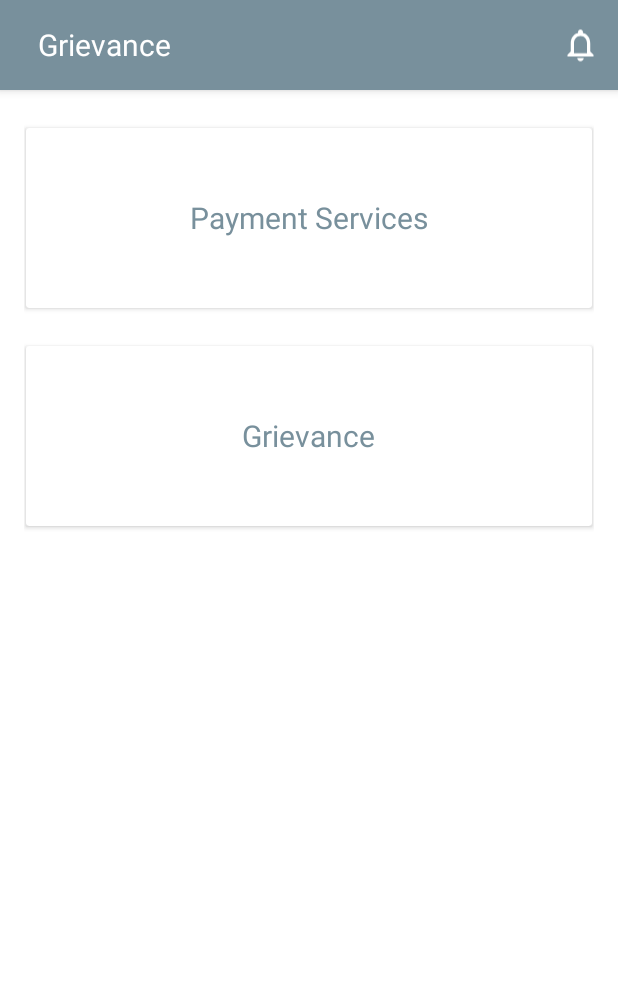
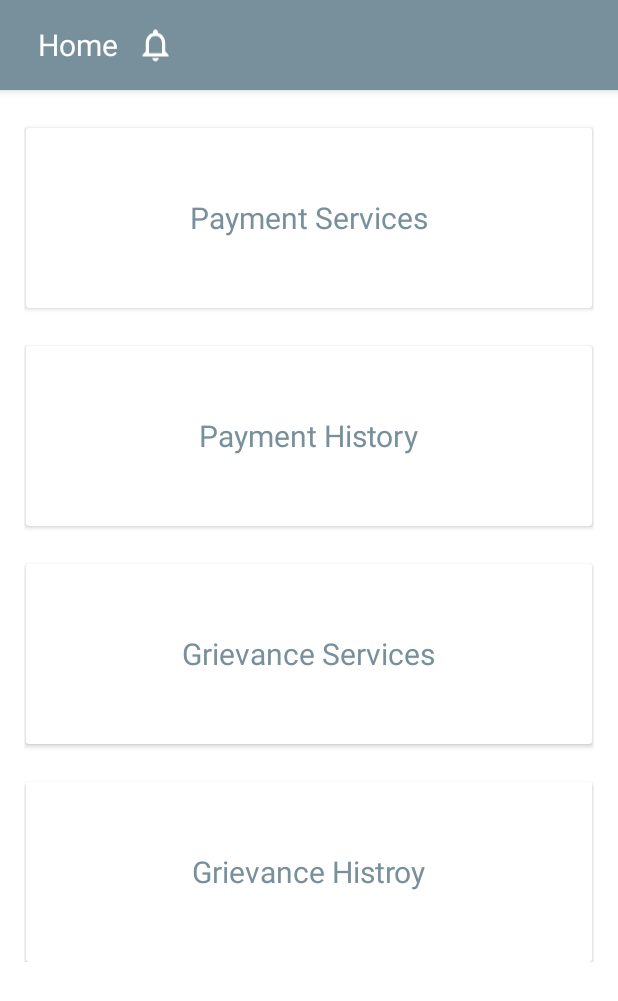
Before and after one commit to abhilashlohar/emitra_app, an Android app: the layout activity_home.xml on its own in the app's theme, with its tools: preview values and no code run, on a phone screen of 412 x 824 dp. Shown: the top 1001 px of the screen. Run offline under Robolectric (Android 15) with nearby library versions, the phone set to English and light mode, and no system bars.

Commit message:
First Commit

```diff
--- a/app/src/main/res/layout/activity_home.xml
+++ b/app/src/main/res/layout/activity_home.xml
@@ -1,9 +1,9 @@
 <?xml version="1.0" encoding="utf-8"?>
 <android.support.design.widget.CoordinatorLayout
 
-    android:id="@+id/main_content"
     xmlns:android="http://schemas.android.com/apk/res/android"
     xmlns:app="http://schemas.android.com/apk/res-auto"
+    android:id="@+id/main_content"
     android:layout_width="match_parent"
     android:layout_height="match_parent"
     android:background="@color/white">
@@ -27,16 +27,16 @@
                 android:layout_height="match_parent"
                 android:paddingLeft="12dp"
                 android:paddingRight="12dp"
-                android:visibility="gone"/>
+                android:visibility="gone" />
 
             <TextView
                 android:id="@+id/textViewTitle"
                 android:layout_width="wrap_content"
                 android:layout_height="wrap_content"
                 android:layout_marginLeft="25dp"
-                android:text="@string/app_name"
+                android:text="@string/Home"
                 android:textColor="@color/white"
-                android:textSize="20sp"/>
+                android:textSize="20sp" />
 
             <RelativeLayout
                 android:layout_width="match_parent"
@@ -46,21 +46,20 @@
                     android:id="@+id/imgNotification"
                     android:layout_width="50dp"
                     android:layout_height="match_parent"
-                    android:layout_alignParentRight="true"
                     android:layout_toLeftOf="@+id/imgMore"
                     android:paddingLeft="12dp"
                     android:paddingRight="12dp"
-                    android:src="@drawable/ic_notifications_none_black_24dp"/>
+                    android:src="@drawable/ic_notifications_none_black_24dp" />
 
                 <ImageView
                     android:id="@+id/imgMore"
                     android:layout_width="50dp"
                     android:layout_height="match_parent"
-
+                    android:layout_alignParentRight="true"
                     android:paddingLeft="12dp"
                     android:paddingRight="12dp"
                     android:src="@drawable/ic_more_vert_black_24dp"
-                    android:visibility="gone"/>
+                    android:visibility="gone" />
             </RelativeLayout>
 
 
@@ -68,6 +67,10 @@
 
     </android.support.design.widget.AppBarLayout>
 
+    <android.support.v4.widget.NestedScrollView
+        android:layout_width="match_parent"
+        android:layout_height="match_parent"
+        app:layout_behavior="@string/appbar_scrolling_view_behavior">
 
         <LinearLayout
             android:id="@+id/home"
@@ -78,12 +81,11 @@
             android:layout_marginRight="16dp"
             android:layout_marginStart="16dp"
             android:background="@color/white"
-        android:orientation="vertical"
-        app:layout_behavior="@string/appbar_scrolling_view_behavior">
+            android:orientation="vertical">
 
 
             <android.support.v7.widget.CardView
-            android:id="@+id/cvPayment"
+                android:id="@+id/cvPaymentService"
                 android:layout_width="match_parent"
                 android:layout_height="120dp"
                 android:layout_marginEnd="1dp"
@@ -98,19 +100,19 @@
                     android:layout_height="match_parent">
 
                     <TextView
-                    android:id="@+id/txtPayment"
+                        android:id="@+id/txtPaymentService"
                         android:layout_width="wrap_content"
                         android:layout_height="wrap_content"
                         android:layout_centerInParent="true"
                         android:text="@string/Payment"
                         android:textColor="@color/colorPrimary"
-                    android:textSize="20sp"/>
+                        android:textSize="20sp" />
                 </RelativeLayout>
 
             </android.support.v7.widget.CardView>
 
             <android.support.v7.widget.CardView
-            android:id="@+id/cvGrievance"
+                android:id="@+id/cvPaymentHistroy"
                 android:layout_width="match_parent"
                 android:layout_height="120dp"
                 android:layout_marginEnd="1dp"
@@ -125,16 +127,72 @@
                     android:layout_height="match_parent">
 
                     <TextView
-                    android:id="@+id/txtGrievance"
+                        android:id="@+id/txtPaymentHistory"
                         android:layout_width="wrap_content"
                         android:layout_height="wrap_content"
                         android:layout_centerInParent="true"
-                    android:text="@string/Grievance"
+                        android:text="@string/PaymentHistroy"
                         android:textColor="@color/colorPrimary"
-                    android:textSize="20sp"/>
+                        android:textSize="20sp" />
+                </RelativeLayout>
+
+            </android.support.v7.widget.CardView>
+
+            <android.support.v7.widget.CardView
+                android:id="@+id/cvGrievanceServices"
+                android:layout_width="match_parent"
+                android:layout_height="120dp"
+                android:layout_marginEnd="1dp"
+                android:layout_marginLeft="1dp"
+                android:layout_marginRight="1dp"
+                android:layout_marginStart="1dp"
+                android:layout_marginTop="25dp"
+                android:elevation="3dp">
+
+                <RelativeLayout
+                    android:layout_width="match_parent"
+                    android:layout_height="match_parent">
+
+                    <TextView
+                        android:id="@+id/txtGrievanceServices"
+                        android:layout_width="wrap_content"
+                        android:layout_height="wrap_content"
+                        android:layout_centerInParent="true"
+                        android:text="@string/GrievanceServices"
+                        android:textColor="@color/colorPrimary"
+                        android:textSize="20sp" />
                 </RelativeLayout>
             </android.support.v7.widget.CardView>
 
+            <android.support.v7.widget.CardView
+                android:id="@+id/cvGrievanceHistroy"
+                android:layout_width="match_parent"
+                android:layout_height="120dp"
+                android:layout_marginEnd="1dp"
+                android:layout_marginLeft="1dp"
+                android:layout_marginRight="1dp"
+                android:layout_marginStart="1dp"
+                android:layout_marginTop="25dp"
+                android:elevation="3dp">
+
+                <RelativeLayout
+                    android:layout_width="match_parent"
+                    android:layout_height="match_parent">
+
+                    <TextView
+                        android:id="@+id/txtGrievanceHistroy"
+                        android:layout_width="wrap_content"
+                        android:layout_height="wrap_content"
+                        android:layout_centerInParent="true"
+                        android:text="@string/GrievanceHistroy"
+                        android:textColor="@color/colorPrimary"
+                        android:textSize="20sp" />
+                </RelativeLayout>
+
+            </android.support.v7.widget.CardView>
+
         </LinearLayout>
+    </android.support.v4.widget.NestedScrollView>
+
 
 </android.support.design.widget.CoordinatorLayout>
```
Lines whose indentation alone changed are shown as unchanged.
